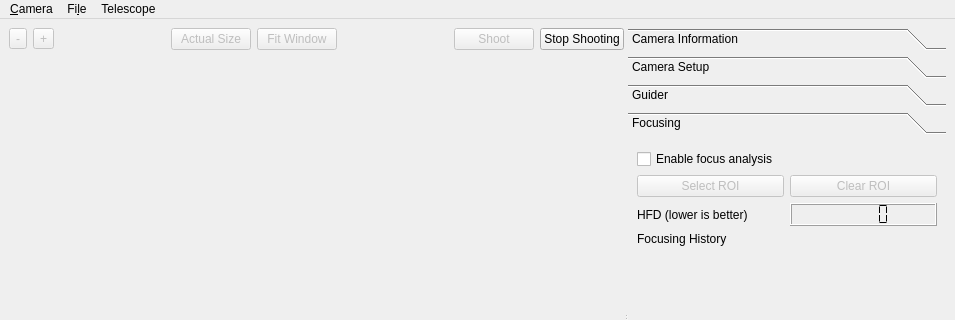
Before: the Qt Designer form dslr-qt-shooter/ui/dslr_shooter_window.ui in Edlward/GalaxyHunter, drawn with Qt 5; both pictures show x 0 to 955 and y 0 to 320 of the 955 by 903 pixel window.
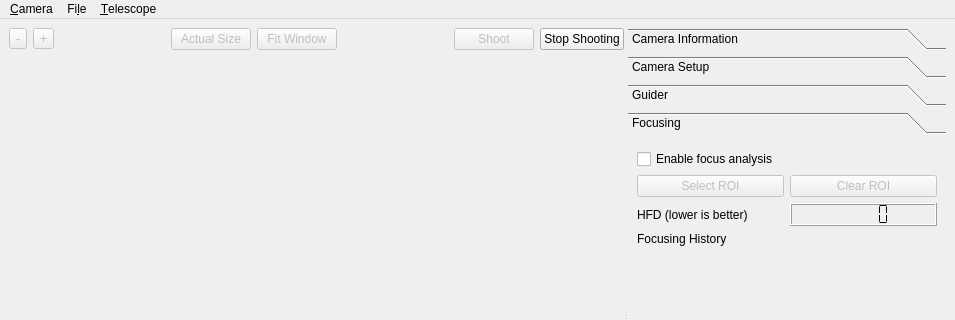
After: the same form once the commit is applied. Custom widgets are drawn as their Qt base class.

Diff of the .ui file:
```diff
--- a/dslr-qt-shooter/ui/dslr_shooter_window.ui
+++ b/dslr-qt-shooter/ui/dslr_shooter_window.ui
@@ -559,7 +559,7 @@
      <x>0</x>
      <y>0</y>
      <width>955</width>
-     <height>20</height>
+     <height>18</height>
     </rect>
    </property>
    <widget class="QMenu" name="menuCamera">
@@ -578,7 +578,7 @@
    </widget>
    <widget class="QMenu" name="menuTelescope">
     <property name="title">
-     <string>Telescope</string>
+     <string>&amp;Telescope</string>
     </property>
     <addaction name="actionConnectTelescope"/>
    </widget>
```
Left out of the diff: 18 changed lines with no effect on the pictures.
